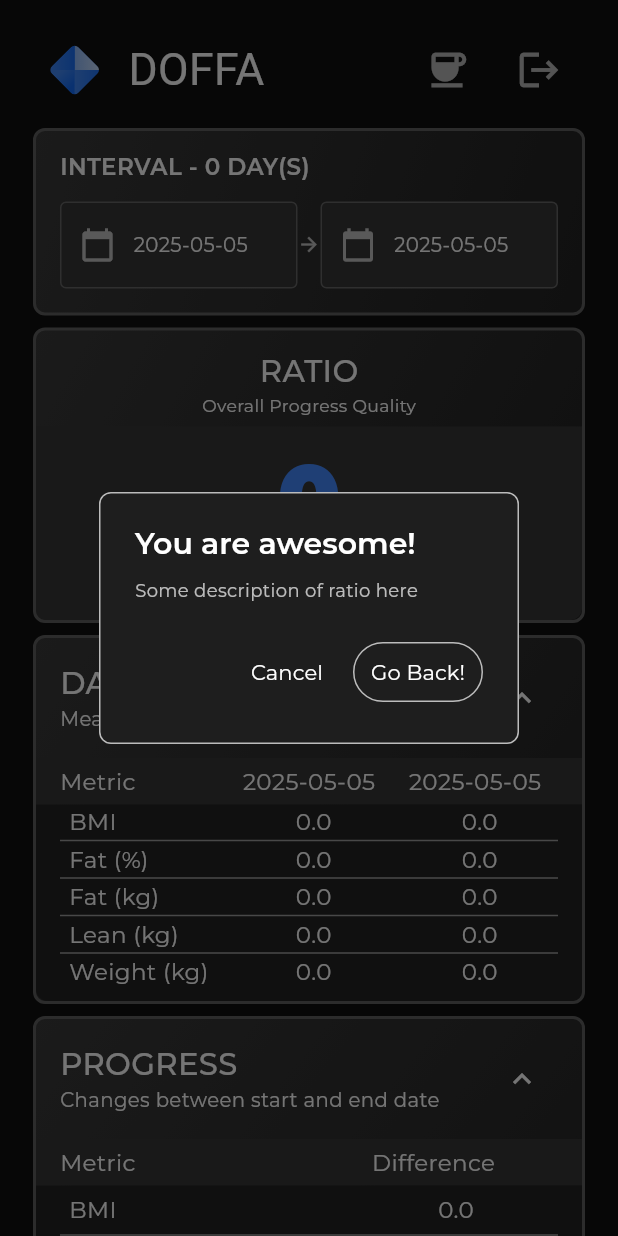
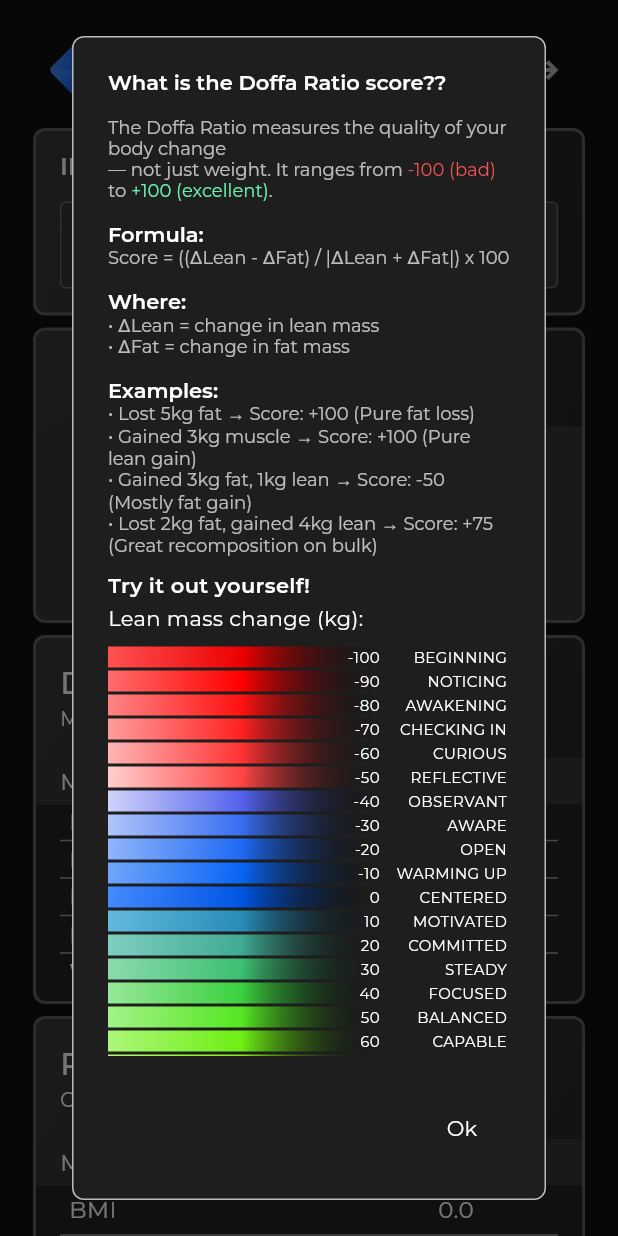
Before and after one commit to NangiDev/doffa, a Flutter app: the screen it shows after launch, after a tap on "Login with Fitbit", after a tap on "RATIO", on a phone screen of 412 x 824 dp. Run offline on Flutter 3.47's test engine with Material 3 defaults, Android fonts, the phone set to English and light mode, and no system bars; our stand-ins replace flutter_secure_storage, flutter_svg, google_fonts, logger, shared_preferences.

Commit message:
Added description for how ratio is calculated. Also added the grade table

```diff
--- a/lib/widgets/cards/my_ratio_card.dart
+++ b/lib/widgets/cards/my_ratio_card.dart
@@ -1,9 +1,7 @@
 import 'package:doffa/providers/metrics_provider.dart';
-import 'package:doffa/widgets/buttons/common/my_confirmation_dialog.dart';
 import 'package:doffa/widgets/my_container.dart';
 import 'package:doffa/widgets/text/my_montserrat.dart';
 import 'package:flutter/material.dart';
-import 'package:logger/logger.dart';
 import 'package:provider/provider.dart';
 
 import 'utils/motivational_scale.dart';
@@ -16,7 +14,6 @@ class MyRatioCard extends StatelessWidget {
     final metricsProvider = context.watch<MetricsProvider>();
     final ratio = metricsProvider.getRatio();
     final wordColor = getWordColor(ratio);
-    final logger = Logger(printer: SimplePrinter(colors: false));
 
     return LayoutBuilder(
       builder: (context, constraints) {
@@ -24,15 +21,7 @@ class MyRatioCard extends StatelessWidget {
 
         return GestureDetector(
           onTap: () {
-            showConfirmationDialog(
-              context: context,
-              title: 'You are awesome!',
-              message: 'Some description of ratio here',
-              confirmText: 'Go Back!',
-              onConfirm: () {
-                logger.i('Ratio description button pressed');
-              },
-            );
+            showInformationDialog(context: context, maxWidth: maxWidth);
           },
           child: MyContainer(
             maxWidth: maxWidth,
@@ -127,3 +116,185 @@ class BadgeContainer extends StatelessWidget {
     );
   }
 }
+
+void showInformationDialog({
+  required BuildContext context,
+  required double maxWidth,
+}) {
+  showDialog(
+    context: context,
+    builder:
+        (context) => AlertDialog(
+          title: MyMontserrat(
+            text: "What is the Doffa Ratio score??",
+            maxWidth: 14,
+          ),
+          content: SingleChildScrollView(
+            child: Column(
+              mainAxisSize: MainAxisSize.min,
+              crossAxisAlignment: CrossAxisAlignment.start,
+              spacing: 2,
+              children: [
+                _buildCalculationExplanation(context, maxWidth),
+                const SizedBox(height: 8),
+                _buildRatioCalulator(),
+                const SizedBox(height: 8),
+                ...motivationScale.entries.map((entry) {
+                  final ratio = entry.key;
+                  final word = entry.value.word;
+                  final color = entry.value.color;
+                  return _builbScaleGradeContainer(color, ratio, word);
+                }),
+              ],
+            ),
+          ),
+          backgroundColor: const Color(0xFF1E1E1E),
+          shape: RoundedRectangleBorder(
+            side: const BorderSide(color: Colors.white70),
+            borderRadius: BorderRadius.circular(8),
+          ),
+          actions: [
+            TextButton(
+              onPressed: () => Navigator.of(context).pop(),
+              child: const MyMontserrat(
+                text: 'Ok',
+                maxWidth: 14,
+                fontWeight: FontWeight.w400,
+              ),
+            ),
+          ],
+        ),
+  );
+}
+
+Widget _buildRatioCalulator() {
+  return Column(
+    crossAxisAlignment: CrossAxisAlignment.start,
+    mainAxisSize: MainAxisSize.min,
+    children: [
+      MyMontserrat(
+        text: "Try it out yourself!",
+        maxWidth: 14,
+        fontWeight: FontWeight.w600,
+      ),
+      const SizedBox(height: 8),
+      MyMontserrat(
+        text: "Lean mass change (kg):",
+        maxWidth: 14,
+        fontWeight: FontWeight.w400,
+      ),
+    ],
+  );
+}
+
+Widget _buildCalculationExplanation(BuildContext context, double maxWidth) {
+  final TextStyle textStyle = MyMontserrat.defaultStyle().copyWith(
+    fontSize: 12,
+    color: Colors.white70,
+    height: 1.2,
+    fontWeight: FontWeight.w400,
+  );
+  final TextStyle textStyleBold = textStyle.copyWith(
+    fontSize: 14,
+    color: Colors.white,
+    fontWeight: FontWeight.w600,
+  );
+  final TextStyle textStyleRed = textStyle.copyWith(color: Colors.redAccent);
+  final TextStyle textStyleGreen = textStyle.copyWith(
+    color: Colors.greenAccent,
+  );
+
+  return SizedBox(
+    width: maxWidth - 100,
+    child: RichText(
+      text: TextSpan(
+        style: textStyle,
+        children: [
+          TextSpan(
+            text:
+                'The Doffa Ratio measures the quality of your body change\n— not just weight. It ranges from ',
+          ),
+          TextSpan(text: '-100 (bad)', style: textStyleRed),
+          TextSpan(text: ' to '),
+          TextSpan(text: '+100 (excellent)', style: textStyleGreen),
+          TextSpan(text: '.\n\n'),
+
+          TextSpan(text: 'Formula:\n', style: textStyleBold),
+          TextSpan(
+            text: 'Score = ((ΔLean - ΔFat) / |ΔLean + ΔFat|) x 100\n\n',
+            style: textStyle,
+          ),
+
+          TextSpan(text: 'Where:\n', style: textStyleBold),
+          TextSpan(text: '• ΔLean = change in lean mass\n'),
+          TextSpan(text: '• ΔFat = change in fat mass\n\n'),
+
+          TextSpan(text: 'Examples:\n', style: textStyleBold),
+          TextSpan(text: '• Lost 5kg fat → Score: '),
+          TextSpan(text: '+100', style: textStyle),
+          TextSpan(text: ' (Pure fat loss)\n'),
+
+          TextSpan(text: '• Gained 3kg muscle → Score: '),
+          TextSpan(text: '+100', style: textStyle),
+          TextSpan(text: ' (Pure lean gain)\n'),
+
+          TextSpan(text: '• Gained 3kg fat, 1kg lean → Score: '),
+          TextSpan(text: '-50', style: textStyle),
+          TextSpan(text: ' (Mostly fat gain)\n'),
+
+          TextSpan(text: '• Lost 2kg fat, gained 4kg lean → Score: '),
+          TextSpan(text: '+75', style: textStyle),
+          TextSpan(text: ' (Great recomposition on bulk)'),
+        ],
+      ),
+    ),
+  );
+}
+
+Widget _builbScaleGradeContainer(Color color, int ratio, String word) {
+  final hsl = HSLColor.fromColor(color);
+  final Color secondaryColor =
+      hsl.withLightness((hsl.lightness * 0.7).clamp(0.0, 1.0)).toColor();
+
+  return Container(
+    width: double.infinity,
+    decoration: BoxDecoration(
+      gradient: LinearGradient(
+        colors: [color, secondaryColor, Colors.transparent, Colors.transparent],
+        begin: Alignment.topLeft,
+        end: Alignment.bottomRight,
+      ),
+    ),
+    child: Padding(
+      padding: const EdgeInsets.all(2.0),
+      child: Row(
+        spacing: 8,
+        mainAxisAlignment: MainAxisAlignment.spaceBetween,
+        children: [
+          Expanded(
+            flex: 7,
+            child: Align(
+              alignment: Alignment.centerRight,
+              child: MyMontserrat(
+                text: ratio.toString(),
+                maxWidth: 10,
+                fontWeight: FontWeight.w400,
+              ),
+            ),
+          ),
+          Expanded(
+            flex: 3,
+            child: Align(
+              alignment: Alignment.centerRight,
+              child: MyMontserrat(
+                text: word,
+                maxWidth: 10,
+                fontWeight: FontWeight.w400,
+              ),
+            ),
+          ),
+        ],
+      ),
+    ),
+  );
+}
```
